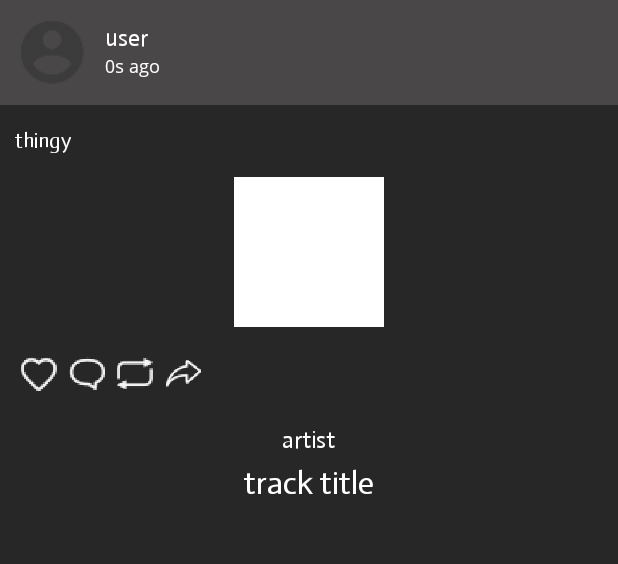
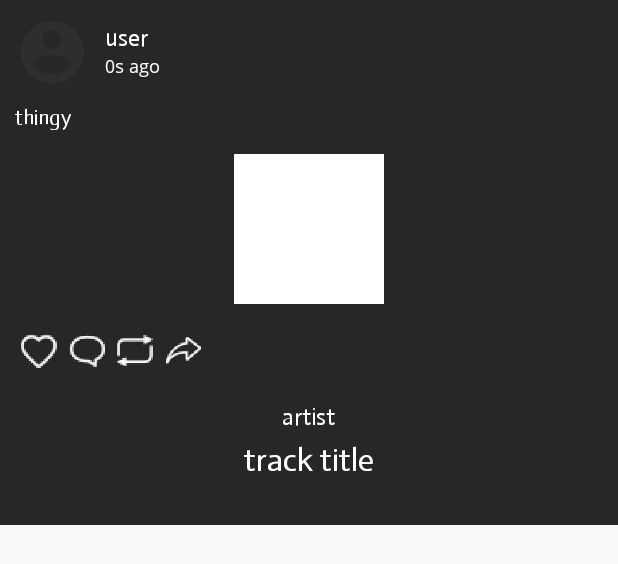
Before and after one commit to joelwng28/ElloMix, an Android app: the layout time_line_item.xml on its own in the app's theme, with its tools: preview values and no code run, on a phone screen of 412 x 824 dp. Shown: the top 564 px of the screen. Run offline under Robolectric (Android 15) with nearby library versions, the phone set to English and light mode, and no system bars.

Commit message:
More UI changes

```diff
--- a/Android Application/Ellomix/app/src/main/res/layout/time_line_item.xml
+++ b/Android Application/Ellomix/app/src/main/res/layout/time_line_item.xml
@@ -4,14 +4,14 @@
     xmlns:android="http://schemas.android.com/apk/res/android"
     xmlns:app="http://schemas.android.com/apk/res-auto"
     android:layout_width="match_parent"
-    android:layout_height="match_parent"
+    android:layout_height="wrap_content"
     android:background="@color/main_background">
 
     <RelativeLayout
         android:id="@+id/user_info_band"
         android:layout_width="match_parent"
         android:layout_height="wrap_content"
-        android:background="@color/user_post_band"
+        android:background="@color/main_background"
         android:padding="10dp">
 
         <de.hdodenhof.circleimageview.CircleImageView
@@ -55,7 +55,6 @@
         android:layout_height="wrap_content"
         android:layout_below="@id/user_info_band"
         android:textColor="@color/colorWhite"
-        android:layout_marginTop="15dp"
         android:layout_marginLeft="10dp"
         android:layout_marginRight="10dp"/>
 
```
